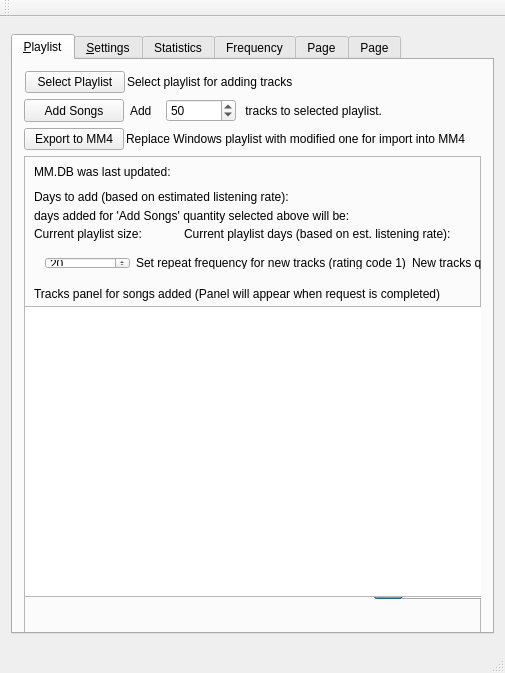
Harpo3/archsimian, file archsimian.ui: the form before one commit.
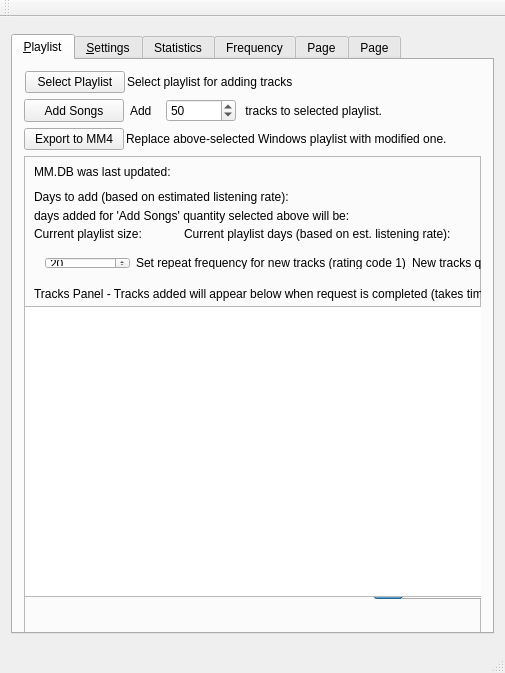
The form after the commit. Icons and pictures are not drawn.

Commit message: Minor change to ui text (tracks panel)

```diff
--- a/archsimian.ui
+++ b/archsimian.ui
@@ -180,7 +180,7 @@
           <item>
            <widget class="QLabel" name="exportplaylistlabel">
             <property name="text">
-             <string>Replace Windows playlist with modified one for import into MM4</string>
+             <string>Replace above-selected Windows playlist with modified one.</string>
             </property>
            </widget>
           </item>
@@ -347,12 +347,12 @@
             <rect>
              <x>10</x>
              <y>130</y>
-             <width>411</width>
+             <width>461</width>
              <height>16</height>
             </rect>
            </property>
            <property name="text">
-            <string>Tracks panel for songs added (Panel will appear when request is completed)</string>
+            <string>Tracks Panel - Tracks added will appear below when request is completed (takes time)</string>
            </property>
           </widget>
          </widget>
```
